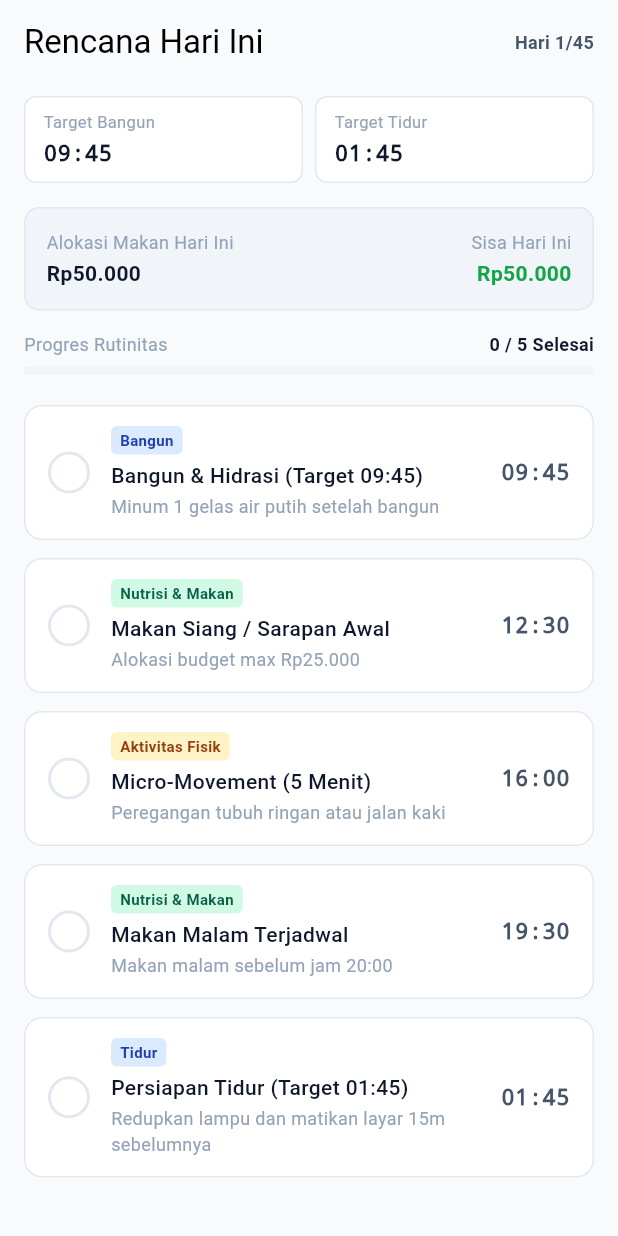
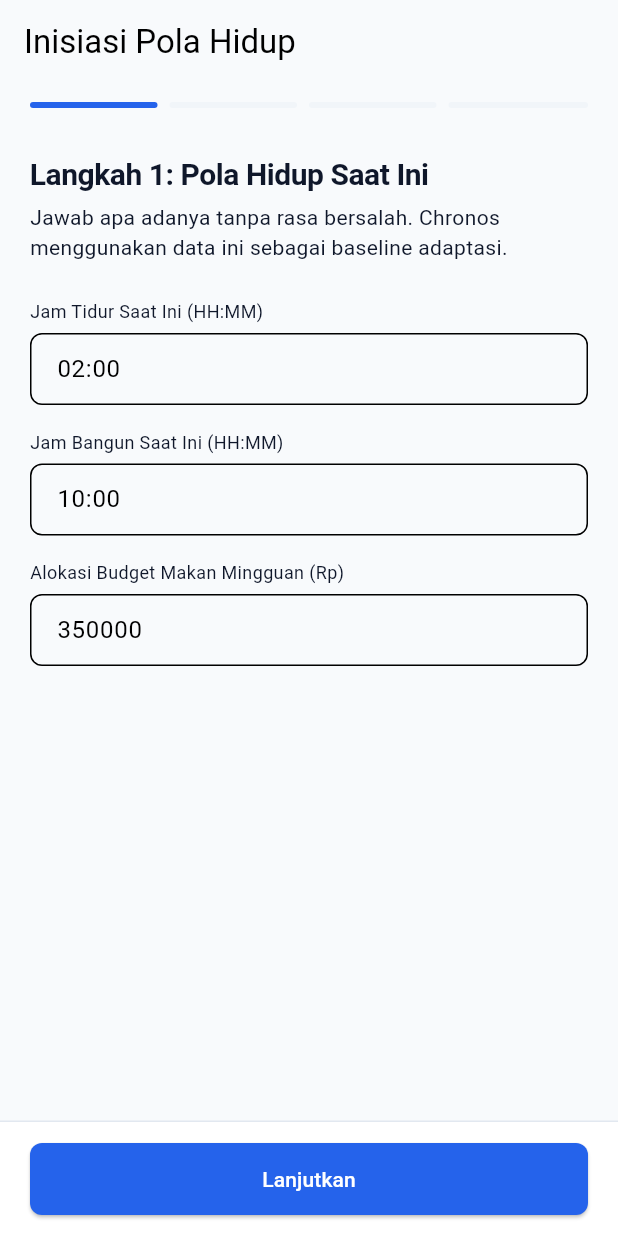
Before and after one commit to RahmatHadinata23758051/Project-Lifestyle-Adaptive-Transition, a Flutter app: the screen it shows after launch, on a phone screen of 412 x 824 dp. Run offline on Flutter 3.47's test engine with Material 3 defaults, Android fonts, the phone set to English and light mode, and no system bars; our stand-ins replace flutter_riverpod.

Commit message:
feat(mobile/ui): build clean non-judgmental OnboardingScreen with Feasibility preview

```diff
--- a/Mobile/lib/main.dart
+++ b/Mobile/lib/main.dart
@@ -2,13 +2,16 @@
 import 'package:flutter_riverpod/flutter_riverpod.dart';
 import 'core/theme/app_theme.dart';
 import 'presentation/screens/daily_plan_screen.dart';
+import 'presentation/screens/onboarding_screen.dart';
 
 void main() {
   runApp(const ChronosApp());
 }
 
 class ChronosApp extends StatelessWidget {
-  const ChronosApp({super.key});
+  final Widget? homeScreen;
+
+  const ChronosApp({super.key, this.homeScreen});
 
   @override
   Widget build(BuildContext context) {
@@ -19,7 +22,7 @@
         theme: AppTheme.lightTheme,
         darkTheme: AppTheme.darkTheme,
         themeMode: ThemeMode.system,
-        home: const DailyPlanScreen(),
+        home: homeScreen ?? const OnboardingScreen(),
       ),
     );
   }
--- /dev/null
+++ b/Mobile/lib/presentation/screens/onboarding_screen.dart
@@ -0,0 +1,398 @@
+import 'package:flutter/material.dart';
+import 'package:flutter_riverpod/flutter_riverpod.dart';
+import '../../core/theme/app_colors.dart';
+import '../../core/theme/app_typography.dart';
+import '../providers/onboarding_provider.dart';
+import 'daily_plan_screen.dart';
+
+class OnboardingScreen extends ConsumerWidget {
+  const OnboardingScreen({super.key});
+
+  @override
+  Widget build(BuildContext context, WidgetRef ref) {
+    final state = ref.watch(onboardingProvider);
+    final isDark = Theme.of(context).brightness == Brightness.dark;
+
+    return Scaffold(
+      appBar: AppBar(
+        title: const Text('Inisiasi Pola Hidup'),
+        elevation: 0,
+        backgroundColor: isDark ? AppColors.darkBackground : AppColors.lightBackground,
+      ),
+      body: SafeArea(
+        child: Column(
+          children: [
+            // Step Progress Bar
+            Padding(
+              padding: const EdgeInsets.symmetric(horizontal: 20, vertical: 12),
+              child: Row(
+                children: List.generate(4, (index) {
+                  final isActive = index <= state.currentStep;
+                  return Expanded(
+                    child: Container(
+                      height: 4,
+                      margin: EdgeInsets.only(right: index < 3 ? 8 : 0),
+                      decoration: BoxDecoration(
+                        color: isActive
+                            ? AppColors.primary
+                            : (isDark ? AppColors.darkSurfaceSecondary : AppColors.lightSurfaceSecondary),
+                        borderRadius: BorderRadius.circular(2),
+                      ),
+                    ),
+                  );
+                }),
+              ),
+            ),
+
+            // Step Content
+            Expanded(
+              child: SingleChildScrollView(
+                padding: const EdgeInsets.all(20),
+                child: _buildStepContent(context, ref, state, isDark),
+              ),
+            ),
+
+            // Bottom Navigation Buttons
+            Container(
+              padding: const EdgeInsets.symmetric(horizontal: 20, vertical: 14),
+              decoration: BoxDecoration(
+                color: isDark ? AppColors.darkSurface : AppColors.lightSurface,
+                border: Border(
+                  top: BorderSide(
+                    color: isDark ? AppColors.darkBorder : AppColors.lightBorder,
+                    width: 1,
+                  ),
+                ),
+              ),
+              child: Row(
+                children: [
+                  if (state.currentStep > 0) ...[
+                    OutlinedButton(
+                      onPressed: () {
+                        ref.read(onboardingProvider.notifier).previousStep();
+                      },
+                      style: OutlinedButton.styleFrom(
+                        shape: RoundedRectangleBorder(borderRadius: BorderRadius.circular(8)),
+                        padding: const EdgeInsets.symmetric(horizontal: 20, vertical: 12),
+                      ),
+                      child: const Text('Kembali'),
+                    ),
+                    const SizedBox(width: 12),
+                  ],
+                  Expanded(
+                    child: ElevatedButton(
+                      onPressed: state.isLoading
+                          ? null
+                          : () async {
+                              if (state.currentStep < 3) {
+                                ref.read(onboardingProvider.notifier).nextStep();
+                              } else {
+                                final success = await ref.read(onboardingProvider.notifier).submitOnboarding();
+                                if (success && context.mounted) {
+                                  Navigator.pushReplacement(
+                                    context,
+                                    MaterialPageRoute(builder: (_) => const DailyPlanScreen()),
+                                  );
+                                }
+                              }
+                            },
+                      style: ElevatedButton.styleFrom(
+                        backgroundColor: AppColors.primary,
+                        foregroundColor: Colors.white,
+                        shape: RoundedRectangleBorder(borderRadius: BorderRadius.circular(8)),
+                        padding: const EdgeInsets.symmetric(vertical: 14),
+                      ),
+                      child: state.isLoading
+                          ? const SizedBox(
+                              width: 20,
+                              height: 20,
+                              child: CircularProgressIndicator(color: Colors.white, strokeWidth: 2),
+                            )
+                          : Text(state.currentStep == 3 ? 'Mulai Transisi' : 'Lanjutkan'),
+                    ),
+                  ),
+                ],
+              ),
+            ),
+          ],
+        ),
+      ),
+    );
+  }
+
+  Widget _buildStepContent(BuildContext context, WidgetRef ref, OnboardingState state, bool isDark) {
+    switch (state.currentStep) {
+      case 0:
+        return _Step1Baseline(state: state, ref: ref);
+      case 1:
+        return _Step2Goal(state: state, ref: ref);
+      case 2:
+        return _Step3Constraints(state: state, ref: ref, isDark: isDark);
+      case 3:
+        return _Step4Feasibility(state: state, isDark: isDark);
+      default:
+        return const SizedBox.shrink();
+    }
+  }
+}
+
+class _Step1Baseline extends StatelessWidget {
+  final OnboardingState state;
+  final WidgetRef ref;
+
+  const _Step1Baseline({required this.state, required this.ref});
+
+  @override
+  Widget build(BuildContext context) {
+    return Column(
+      crossAxisAlignment: CrossAxisAlignment.start,
+      children: [
+        const Text('Langkah 1: Pola Hidup Saat Ini', style: AppTypography.h2),
+        const SizedBox(height: 6),
+        const Text(
+          'Jawab apa adanya tanpa rasa bersalah. Chronos menggunakan data ini sebagai baseline adaptasi.',
+          style: AppTypography.body,
+        ),
+        const SizedBox(height: 24),
+        _InputField(
+          label: 'Jam Tidur Saat Ini (HH:MM)',
+          initialValue: state.bedtime,
+          onChanged: (v) => ref.read(onboardingProvider.notifier).updateBedtime(v),
+        ),
+        const SizedBox(height: 16),
+        _InputField(
+          label: 'Jam Bangun Saat Ini (HH:MM)',
+          initialValue: state.wakeTime,
+          onChanged: (v) => ref.read(onboardingProvider.notifier).updateWakeTime(v),
+        ),
+        const SizedBox(height: 16),
+        _InputField(
+          label: 'Alokasi Budget Makan Mingguan (Rp)',
+          initialValue: state.weeklyFoodBudget.toInt().toString(),
+          keyboardType: TextInputType.number,
+          onChanged: (v) {
+            final val = double.tryParse(v) ?? 350000.0;
+            ref.read(onboardingProvider.notifier).updateWeeklyFoodBudget(val);
+          },
+        ),
+      ],
+    );
+  }
+}
+
+class _Step2Goal extends StatelessWidget {
+  final OnboardingState state;
+  final WidgetRef ref;
+
+  const _Step2Goal({required this.state, required this.ref});
+
+  @override
+  Widget build(BuildContext context) {
+    return Column(
+      crossAxisAlignment: CrossAxisAlignment.start,
+      children: [
+        const Text('Langkah 2: Target Impian Anda', style: AppTypography.h2),
+        const SizedBox(height: 6),
+        const Text(
+          'Tentukan jam bangun dan durasi transisi yang Anda inginkan.',
+          style: AppTypography.body,
+        ),
+        const SizedBox(height: 24),
+        _InputField(
+          label: 'Target Jam Bangun (HH:MM)',
+          initialValue: state.targetWakeTime,
+          onChanged: (v) => ref.read(onboardingProvider.notifier).updateTargetWakeTime(v),
+        ),
+        const SizedBox(height: 16),
+        _InputField(
+          label: 'Target Jam Tidur (HH:MM)',
+          initialValue: state.targetBedtime,
+          onChanged: (v) => ref.read(onboardingProvider.notifier).updateTargetBedtime(v),
+        ),
+        const SizedBox(height: 16),
+        _InputField(
+          label: 'Durasi Transisi yang Diminta (Hari)',
+          initialValue: state.durationDays.toString(),
+          keyboardType: TextInputType.number,
+          onChanged: (v) {
+            final val = int.tryParse(v) ?? 30;
+            ref.read(onboardingProvider.notifier).updateDurationDays(val);
+          },
+        ),
+      ],
+    );
+  }
+}
+
+class _Step3Constraints extends StatelessWidget {
+  final OnboardingState state;
+  final WidgetRef ref;
+  final bool isDark;
+
+  const _Step3Constraints({required this.state, required this.ref, required this.isDark});
+
+  @override
+  Widget build(BuildContext context) {
+    return Column(
+      crossAxisAlignment: CrossAxisAlignment.start,
+      children: [
+        const Text('Langkah 3: Batasan Jadwal Wajib', style: AppTypography.h2),
+        const SizedBox(height: 6),
+        const Text(
+          'Masukkan jam kuliah atau jam kerja agar to-do adaptif tidak pernah bertabrakan.',
+          style: AppTypography.body,
+        ),
+        const SizedBox(height: 20),
+        if (state.constraints.isEmpty)
+          Container(
+            padding: const EdgeInsets.all(16),
+            decoration: BoxDecoration(
+              color: isDark ? AppColors.darkSurfaceSecondary : AppColors.lightSurfaceSecondary,
+              borderRadius: BorderRadius.circular(8),
+            ),
+            child: const Text('Belum ada batasan jadwal yang ditambahkan.'),
+          )
+        else
+          ...state.constraints.asMap().entries.map((entry) {
+            final idx = entry.key;
+            final c = entry.value;
+            return Card(
+              child: ListTile(
+                title: Text(c['title'] ?? ''),
+                subtitle: Text('${c['day_of_week']} • ${c['start_time']} - ${c['end_time']}'),
+                trailing: IconButton(
+                  icon: const Icon(Icons.delete_outline, size: 20),
+                  onPressed: () => ref.read(onboardingProvider.notifier).removeConstraint(idx),
+                ),
+              ),
+            );
+          }),
+        const SizedBox(height: 16),
+        OutlinedButton.icon(
+          onPressed: () {
+            ref.read(onboardingProvider.notifier).addConstraint({
+              'title': 'Jadwal Kuliah Pagi',
+              'category': 'UNIVERSITY',
+              'day_of_week': 'MONDAY',
+              'start_time': '08:00',
+              'end_time': '12:00',
+              'is_flexible': false,
+            });
+          },
+          icon: const Icon(Icons.add, size: 18),
+          label: const Text('Tambah Jadwal Kuliah/Kerja'),
+        ),
+      ],
+    );
+  }
+}
+
+class _Step4Feasibility extends StatelessWidget {
+  final OnboardingState state;
+  final bool isDark;
+
+  const _Step4Feasibility({required this.state, required this.isDark});
+
+  @override
+  Widget build(BuildContext context) {
+    final feas = state.feasibilityResult;
+    final isFeasible = feas?['is_feasible'] ?? true;
+    final message = feas?['feedback_message'] ?? 'Memeriksa kelayakan transisi...';
+
+    return Column(
+      crossAxisAlignment: CrossAxisAlignment.start,
+      children: [
+        const Text('Langkah 4: Evaluasi Kelayakan', style: AppTypography.h2),
+        const SizedBox(height: 6),
+        const Text(
+          'Hasil kalkulasi matematis terhadap batas pergeseran alami tubuh.',
+          style: AppTypography.body,
+        ),
+        const SizedBox(height: 24),
+        Container(
+          padding: const EdgeInsets.all(16),
+          decoration: BoxDecoration(
+            color: isFeasible
+                ? (isDark ? const Color(0xFF064E3B) : const Color(0xFFD1FAE5))
+                : (isDark ? const Color(0xFF78350F) : const Color(0xFFFEF3C7)),
+            borderRadius: BorderRadius.circular(10),
+            border: Border.all(
+              color: isFeasible ? AppColors.success : AppColors.warning,
+              width: 1,
+            ),
+          ),
+          child: Column(
+            crossAxisAlignment: CrossAxisAlignment.start,
+            children: [
+              Row(
+                children: [
+                  Icon(
+                    isFeasible ? Icons.check_circle_outline : Icons.info_outline,
+                    color: isFeasible ? AppColors.success : AppColors.warning,
+                    size: 20,
+                  ),
+                  const SizedBox(width: 8),
+                  Text(
+                    isFeasible ? 'Target Realistis & Aman' : 'Penyesuaian Direkomendasikan',
+                    style: AppTypography.bodyMedium.copyWith(
+                      fontWeight: FontWeight.w700,
+                      color: isFeasible
+                          ? (isDark ? const Color(0xFF6EE7B7) : const Color(0xFF065F46))
+                          : (isDark ? const Color(0xFFFCD34D) : const Color(0xFF92400E)),
+                    ),
+                  ),
+                ],
+              ),
+              const SizedBox(height: 8),
+              Text(
+                message,
+                style: AppTypography.body.copyWith(
+                  color: isDark ? Colors.white70 : Colors.black87,
+                ),
+              ),
+            ],
+          ),
+        ),
+        const SizedBox(height: 20),
+        const Text(
+          'Klik tombol di bawah untuk membuat roadmap transisi yang terpersonalisasi.',
+          style: AppTypography.caption,
+        ),
+      ],
+    );
+  }
+}
+
+class _InputField extends StatelessWidget {
+  final String label;
+  final String initialValue;
+  final ValueChanged<String> onChanged;
+  final TextInputType keyboardType;
+
+  const _InputField({
+    required this.label,
+    required this.initialValue,
+    required this.onChanged,
+    this.keyboardType = TextInputType.text,
+  });
+
+  @override
+  Widget build(BuildContext context) {
+    return Column(
+      crossAxisAlignment: CrossAxisAlignment.start,
+      children: [
+        Text(label, style: AppTypography.caption),
+        const SizedBox(height: 6),
+        TextFormField(
+          initialValue: initialValue,
+          keyboardType: keyboardType,
+          onChanged: onChanged,
+          decoration: InputDecoration(
+            contentPadding: const EdgeInsets.symmetric(horizontal: 14, vertical: 12),
+            border: OutlineInputBorder(borderRadius: BorderRadius.circular(8)),
+          ),
+        ),
+      ],
+    );
+  }
+}
```
